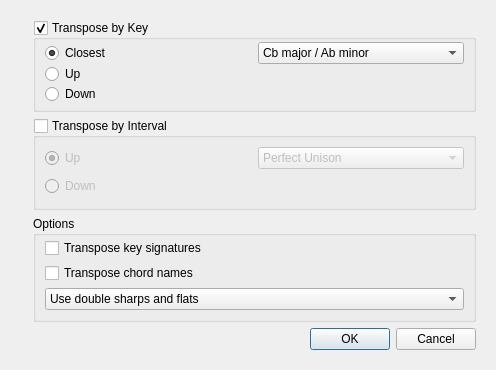
The window that mscore/mscore/transposedialog.ui (musescore/musescore-old) describes before a commit, drawn with Qt 5.
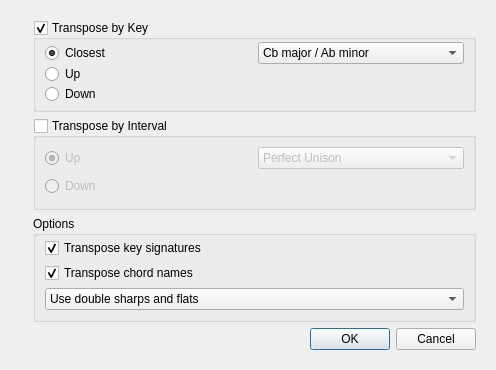
The same window after the commit. Icons and pictures are not drawn.

Commit message: Transpose chords and key signatures by default

What changed in the file:
```diff
--- a/mscore/mscore/transposedialog.ui
+++ b/mscore/mscore/transposedialog.ui
@@ -364,6 +364,9 @@
            <property name="text">
             <string>Transpose key signatures</string>
            </property>
+           <property name="checked">
+            <bool>true</bool>
+           </property>
           </widget>
          </item>
          <item>
@@ -371,6 +374,9 @@
            <property name="text">
             <string>Transpose chord names</string>
            </property>
+           <property name="checked">
+            <bool>true</bool>
+           </property>
           </widget>
          </item>
          <item>
```
The commit also changes 1 other file.
